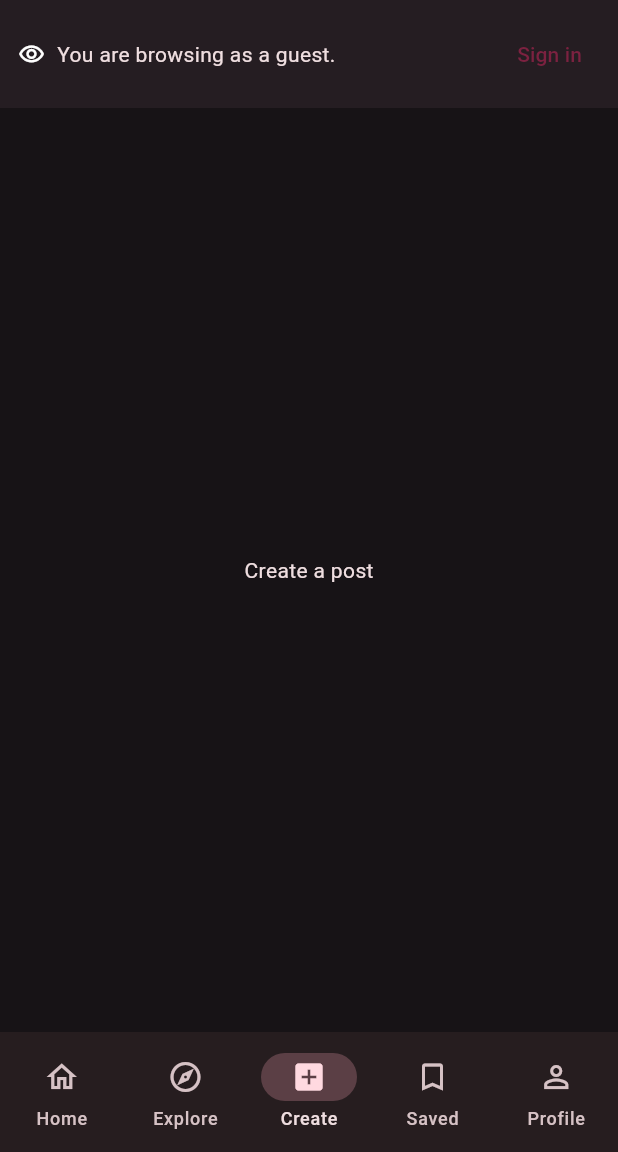
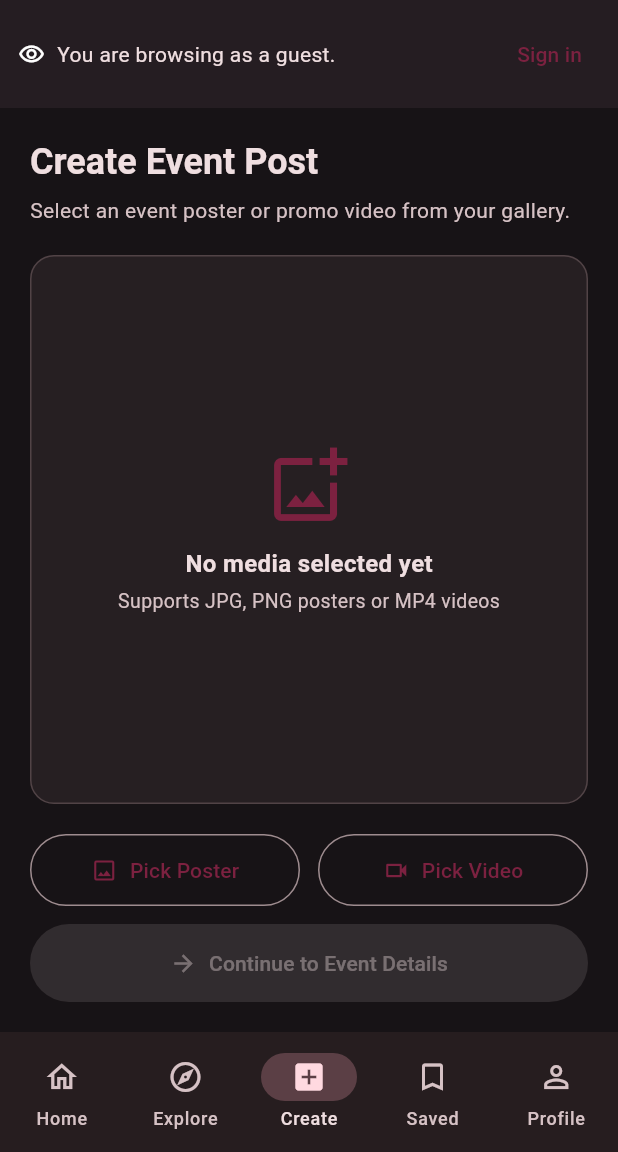
Before and after one commit to StartupRasyid/JomIn, a Flutter app: the HomeScreen screen opened by its route, item 3 of the bottom bar chosen, on a phone screen of 412 x 824 dp, the part 84-1236 px from its top. Run offline on Flutter 3.47's test engine with Material 3 defaults, Android fonts, the phone set to English and light mode, and no system bars; our stand-ins replace dio, flutter_riverpod, go_router, image_picker; network calls fail.

Commit message:
feat(events): add gallery media picker and preview screen

```diff
--- /dev/null
+++ b/frontend/lib/features/events/data/media_picker_service.dart
@@ -0,0 +1,38 @@
+import 'package:image_picker/image_picker.dart';
+
+enum PickedMediaType { image, video }
+
+class PickedMediaResult {
+  final XFile file;
+  final PickedMediaType type;
+
+  const PickedMediaResult({
+    required this.file,
+    required this.type,
+  });
+}
+
+class MediaPickerService {
+  final ImagePicker _picker = ImagePicker();
+
+  /// Opens the gallery to pick a poster image (compressed reasonably for upload).
+  Future<PickedMediaResult?> pickImageFromGallery() async {
+    final XFile? file = await _picker.pickImage(
+      source: ImageSource.gallery,
+      imageQuality: 85,
+      maxWidth: 1920,
+    );
+    if (file == null) return null;
+    return PickedMediaResult(file: file, type: PickedMediaType.image);
+  }
+
+  /// Opens the gallery to pick a promotional video (capped at 60 seconds).
+  Future<PickedMediaResult?> pickVideoFromGallery() async {
+    final XFile? file = await _picker.pickVideo(
+      source: ImageSource.gallery,
+      maxDuration: const Duration(seconds: 60),
+    );
+    if (file == null) return null;
+    return PickedMediaResult(file: file, type: PickedMediaType.video);
+  }
+}
--- /dev/null
+++ b/frontend/lib/features/events/presentation/screens/pick_media_screen.dart
@@ -0,0 +1,216 @@
+import 'dart:io';
+import 'package:flutter/foundation.dart' show kIsWeb;
+import 'package:flutter/material.dart';
+import '../../data/media_picker_service.dart';
+
+class PickMediaScreen extends StatefulWidget {
+  const PickMediaScreen({super.key});
+
+  @override
+  State<PickMediaScreen> createState() => _PickMediaScreenState();
+}
+
+class _PickMediaScreenState extends State<PickMediaScreen> {
+  final MediaPickerService _mediaService = MediaPickerService();
+  PickedMediaResult? _selectedMedia;
+  bool _isPicking = false;
+
+  Future<void> _handlePick(PickedMediaType type) async {
+    if (_isPicking) return;
+    setState(() => _isPicking = true);
+
+    try {
+      final result = type == PickedMediaType.image
+          ? await _mediaService.pickImageFromGallery()
+          : await _mediaService.pickVideoFromGallery();
+
+      if (!mounted) return;
+      if (result != null) {
+        setState(() => _selectedMedia = result);
+      }
+    } catch (e) {
+      if (!mounted) return;
+      ScaffoldMessenger.of(context).showSnackBar(
+        SnackBar(content: Text('Could not open gallery: $e')),
+      );
+    } finally {
+      if (mounted) setState(() => _isPicking = false);
+    }
+  }
+
+  void _clearSelection() {
+    setState(() => _selectedMedia = null);
+  }
+
+  @override
+  Widget build(BuildContext context) {
+    final colorScheme = Theme.of(context).colorScheme;
+
+    return Padding(
+      padding: const EdgeInsets.all(20),
+      child: Column(
+        crossAxisAlignment: CrossAxisAlignment.stretch,
+        children: [
+          Text(
+            'Create Event Post',
+            style: Theme.of(context).textTheme.headlineSmall?.copyWith(
+                  fontWeight: FontWeight.bold,
+                ),
+          ),
+          const SizedBox(height: 6),
+          Text(
+            'Select an event poster or promo video from your gallery.',
+            style: Theme.of(context).textTheme.bodyMedium?.copyWith(
+                  color: colorScheme.onSurfaceVariant,
+                ),
+          ),
+          const SizedBox(height: 20),
+
+          // Preview Area
+          Expanded(
+            child: Container(
+              decoration: BoxDecoration(
+                color: colorScheme.surfaceContainerHighest.withValues(alpha: 0.4),
+                borderRadius: BorderRadius.circular(16),
+                border: Border.all(
+                  color: colorScheme.outlineVariant,
+                ),
+              ),
+              clipBehavior: Clip.antiAlias,
+              child: _selectedMedia == null
+                  ? _buildEmptyPlaceholder(colorScheme)
+                  : _buildMediaPreview(_selectedMedia!, colorScheme),
+            ),
+          ),
+          const SizedBox(height: 20),
+
+          // Gallery Picker Buttons
+          Row(
+            children: [
+              Expanded(
+                child: OutlinedButton.icon(
+                  onPressed: _isPicking
+                      ? null
+                      : () => _handlePick(PickedMediaType.image),
+                  icon: const Icon(Icons.image_outlined),
+                  label: const Text('Pick Poster'),
+                  style: OutlinedButton.styleFrom(
+                    padding: const EdgeInsets.symmetric(vertical: 14),
+                  ),
+                ),
+              ),
+              const SizedBox(width: 12),
+              Expanded(
+                child: OutlinedButton.icon(
+                  onPressed: _isPicking
+                      ? null
+                      : () => _handlePick(PickedMediaType.video),
+                  icon: const Icon(Icons.videocam_outlined),
+                  label: const Text('Pick Video'),
+                  style: OutlinedButton.styleFrom(
+                    padding: const EdgeInsets.symmetric(vertical: 14),
+                  ),
+                ),
+              ),
+            ],
+          ),
+          const SizedBox(height: 12),
+
+          // Next Step Button (hands off to SS-84 Event Form)
+          FilledButton.icon(
+            onPressed: _selectedMedia == null
+                ? null
+                : () {
+                    ScaffoldMessenger.of(context).showSnackBar(
+                      SnackBar(
+                        content: Text(
+                          'Selected: ${_selectedMedia!.file.name} (${_selectedMedia!.type.name})',
+                        ),
+                      ),
+                    );
+                  },
+            icon: const Icon(Icons.arrow_forward),
+            label: const Text('Continue to Event Details'),
+            style: FilledButton.styleFrom(
+              padding: const EdgeInsets.symmetric(vertical: 16),
+            ),
+          ),
+        ],
+      ),
+    );
+  }
+
+  Widget _buildEmptyPlaceholder(ColorScheme colorScheme) {
+    return Center(
+      child: Column(
+        mainAxisSize: MainAxisSize.min,
+        children: [
+          Icon(
+            Icons.add_photo_alternate_outlined,
+            size: 56,
+            color: colorScheme.primary,
+          ),
+          const SizedBox(height: 12),
+          const Text(
+            'No media selected yet',
+            style: TextStyle(fontWeight: FontWeight.w600, fontSize: 16),
+          ),
+          const SizedBox(height: 4),
+          Text(
+            'Supports JPG, PNG posters or MP4 videos',
+            style: TextStyle(color: colorScheme.onSurfaceVariant, fontSize: 13),
+          ),
+        ],
+      ),
+    );
+  }
+
+  Widget _buildMediaPreview(
+      PickedMediaResult media, ColorScheme colorScheme) {
+    return Stack(
+      fit: StackFit.expand,
+      children: [
+        if (media.type == PickedMediaType.image)
+          kIsWeb
+              ? Image.network(media.file.path, fit: BoxFit.contain)
+              : Image.file(File(media.file.path), fit: BoxFit.contain)
+        else
+          Center(
+            child: Padding(
+              padding: const EdgeInsets.all(24),
+              child: Column(
+                mainAxisSize: MainAxisSize.min,
+                children: [
+                  Icon(
+                    Icons.video_file_outlined,
+                    size: 64,
+                    color: colorScheme.primary,
+                  ),
+                  const SizedBox(height: 12),
+                  Text(
+                    media.file.name,
+                    textAlign: TextAlign.center,
+                    style: const TextStyle(fontWeight: FontWeight.w600),
+                  ),
+                  const SizedBox(height: 6),
+                  Text(
+                    'Video ready for upload',
+                    style: TextStyle(color: colorScheme.onSurfaceVariant),
+                  ),
+                ],
+              ),
+            ),
+          ),
+        Positioned(
+          top: 12,
+          right: 12,
+          child: IconButton.filledTonal(
+            onPressed: _clearSelection,
+            icon: const Icon(Icons.close),
+            tooltip: 'Remove selected media',
+          ),
+        ),
+      ],
+    );
+  }
+}
--- a/frontend/lib/features/home/presentation/screens/home_screen.dart
+++ b/frontend/lib/features/home/presentation/screens/home_screen.dart
@@ -1,5 +1,6 @@
+import 'package:flutter/material.dart';
 
-import 'package:flutter/material.dart';
+import '../../../events/presentation/screens/pick_media_screen.dart';
 
 class HomeScreen extends StatefulWidget {
   const HomeScreen({super.key});
@@ -14,7 +15,7 @@ class _HomeScreenState extends State<HomeScreen> {
   final List<Widget> _pages = const [
     Center(child: Text('Discover events')),
     Center(child: Text('Explore events')),
-    Center(child: Text('Create a post')),
+    PickMediaScreen(),
     Center(child: Text('Saved events')),
     Center(child: Text('Your profile')),
   ];
--- a/frontend/pubspec.yaml
+++ b/frontend/pubspec.yaml
@@ -37,6 +37,7 @@ dependencies:
   flutter_riverpod: ^2.6.1
   go_router: ^16.1.0
   dio: ^5.11.1
+  image_picker: ^1.2.4
 
 dev_dependencies:
   flutter_test:
```
Also changed, not shown: frontend/pubspec.lock, 1 other file.
